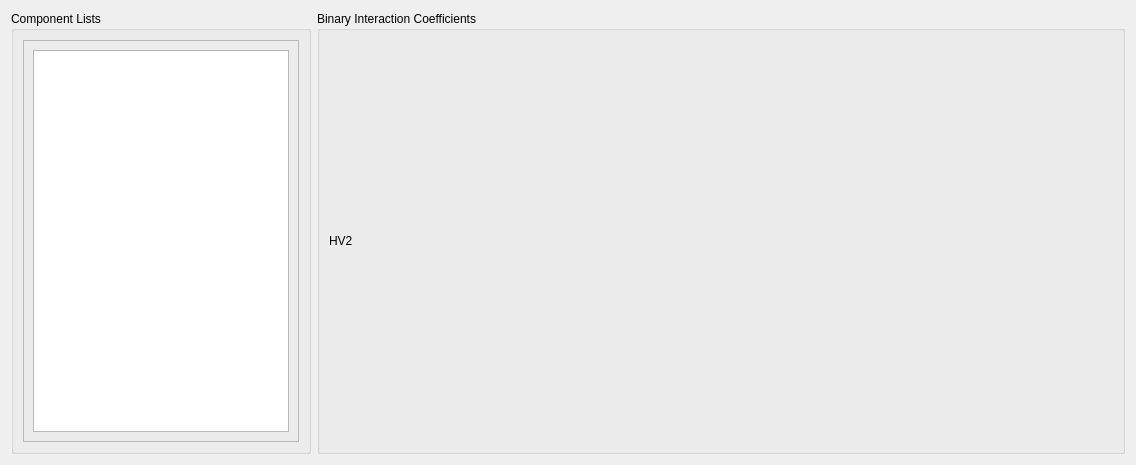
First picture: the form in addon/pycThermopack/pyctp/gui/widgets/layouts/hv2_bin_coeff_widget.ui, repository thermotools/thermopack, before the edit.
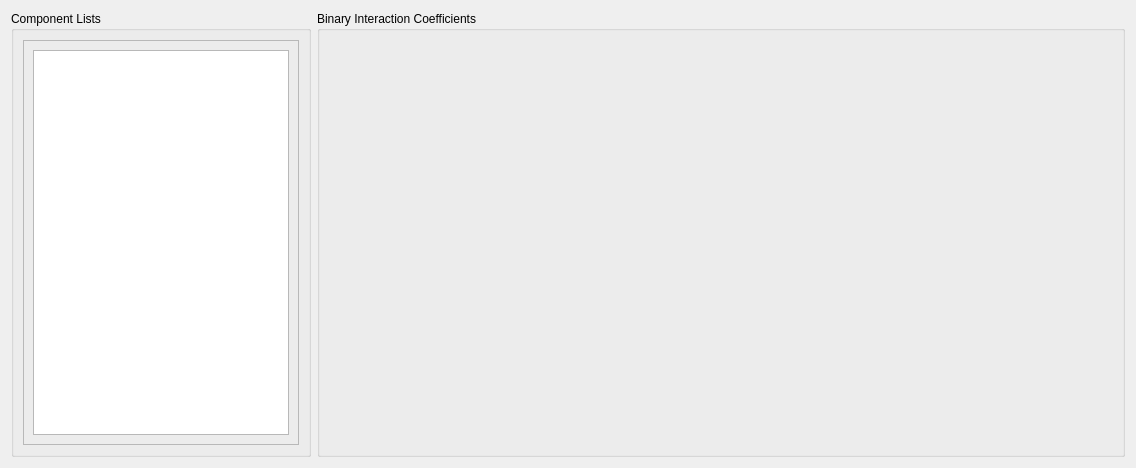
Second picture: the form after the edit.

Diff of the .ui file:
```diff
--- a/addon/pycThermopack/pyctp/gui/widgets/layouts/hv2_bin_coeff_widget.ui
+++ b/addon/pycThermopack/pyctp/gui/widgets/layouts/hv2_bin_coeff_widget.ui
@@ -7,7 +7,7 @@
     <x>0</x>
     <y>0</y>
     <width>1136</width>
-    <height>465</height>
+    <height>468</height>
    </rect>
   </property>
   <property name="windowTitle">
@@ -76,10 +76,9 @@
      </property>
      <layout class="QGridLayout" name="gridLayout_9">
       <item row="0" column="0">
-       <widget class="QLabel" name="label">
-        <property name="text">
-         <string>HV2</string>
-        </property>
+       <widget class="QStackedWidget" name="tab_stack">
+        <widget class="QWidget" name="page"/>
+        <widget class="QWidget" name="page_2"/>
        </widget>
       </item>
      </layout>
```
